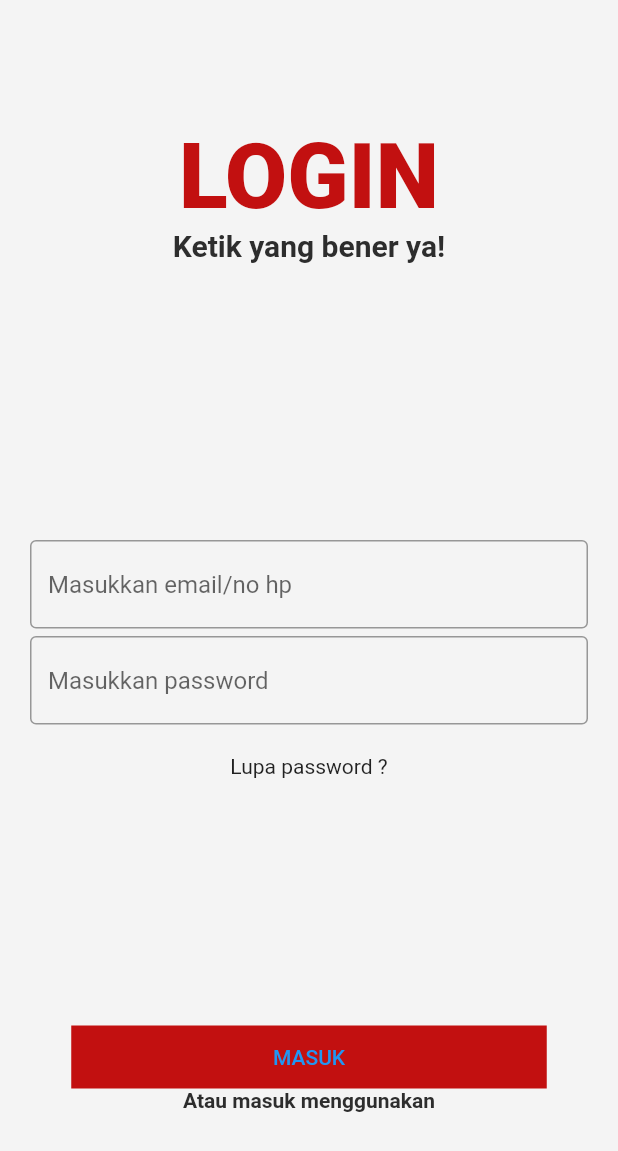
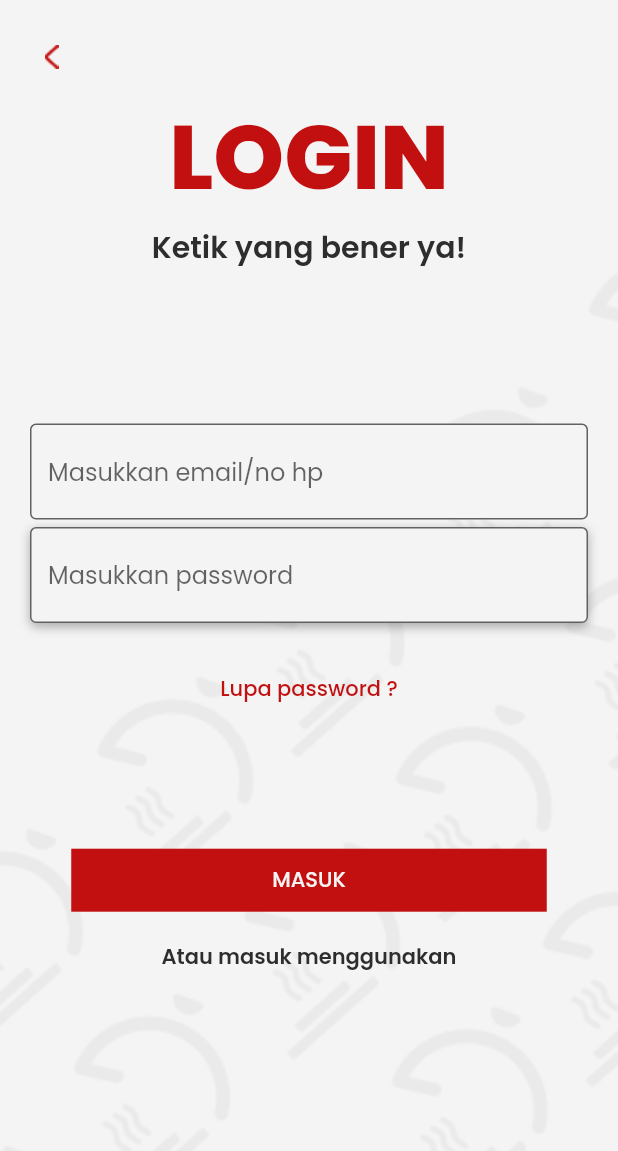
Before and after one commit to AriefLazuardi/delicate, a Flutter app: the screen it shows after launch, after a tap on "MULAI", on a phone screen of 412 x 824 dp. Shown: the top 1151 px of the screen. Run offline on Flutter 3.47's test engine with Material 2 defaults, Android fonts, the phone set to English and light mode, and no system bars.

Commit message:
perubahan fitur login dan menambah font poppins

```diff
--- a/lib/pages/Login/login.dart
+++ b/lib/pages/Login/login.dart
@@ -1,3 +1,4 @@
+import 'package:delicate/shared/shared.dart';
 import 'package:flutter/material.dart';
 
 class Login extends StatefulWidget {
@@ -11,62 +12,117 @@ class _LoginState extends State<Login> {
   @override
   Widget build(BuildContext context) {
     return Scaffold(
-      backgroundColor: Color(0xffF4F4F4),
-      body: Center(
+
+      backgroundColor: white,
+      body: ListView(
+        children: [
+          Stack(
+            children: [
+              Container(
+                width: MediaQuery.of(context).size.width,
+                height: MediaQuery.of(context).size.height,
+                alignment: Alignment.bottomCenter,
+                decoration: const  BoxDecoration(
+                  image: DecorationImage(image: AssetImage("assets/images/pattern.png"), fit: BoxFit.cover)
+                ),
+              ),
+
+              Container(
+                margin: EdgeInsets.only(top: 60),
                 child: Column(
                   mainAxisAlignment: MainAxisAlignment.spaceAround,
                   children: [
                     Column(
                       children: [
-                Text("LOGIN",style: TextStyle(fontSize: 60, fontWeight: FontWeight.w800, color: Color(0xffC21010)),),
-                Text("Ketik yang bener ya!", style: TextStyle( fontSize: 20, fontWeight: FontWeight.w600, color: Color(0xff2D2D2D)),),
+                        Text(
+                          "LOGIN",
+                          style: TextStyle(
+                              fontSize: 60,
+                              fontWeight: FontWeight.w800,
+                              color: primaryColor),
+                        ),
+                        Text(
+                          "Ketik yang bener ya!",
+                          style: TextStyle(
+                              fontSize: 20,
+                              fontWeight: FontWeight.w600,
+                              color: blackColor),
+                        ),
                       ],
                     ),
+                    SizedBox(height: MediaQuery.of(context).size.height * 0.1,),
                     Column(
                       children: [
                         Container(
                           padding: EdgeInsets.fromLTRB(20, 20, 20, 5),
                           child: TextFormField(
-                    decoration: InputDecoration(
-                      border: OutlineInputBorder(),
+                            decoration: InputDecoration(filled: true,fillColor: white,
+                                border: OutlineInputBorder(borderSide: BorderSide(width: 0.5,color: Colors.grey.shade100)),
                                 focusedBorder: OutlineInputBorder(
-                        borderSide: BorderSide(color: Colors.black87)
-                      ),
-                      hintText: "Masukkan email/no hp"
-                    ),
+                                    borderSide: BorderSide(color: Colors.grey)),
+                                hintText: "Masukkan email/no hp"),
                           ),
                         ),
                         Container(
-                  padding: EdgeInsets.fromLTRB(20, 0, 20, 20),
+                          decoration: BoxDecoration(
+                            borderRadius: BorderRadius.circular(4),
+                            boxShadow:[
+                            BoxShadow(color: Colors.black.withOpacity(0.3),offset: Offset(0,2),blurRadius: 5)
+                          ] ),
+                          margin: EdgeInsets.fromLTRB(20, 0, 20, 20),
                           child: TextFormField(
-                    decoration: InputDecoration(
-                      border: OutlineInputBorder(),
+                            decoration: InputDecoration(filled: true,fillColor: white,
+                                border: OutlineInputBorder(borderSide: BorderSide(width: 0.5,color: Colors.grey.shade100)),
                                 focusedBorder: OutlineInputBorder(
-                        borderSide: BorderSide(color: Colors.black87)
-                      ),
-                      hintText: "Masukkan password"
+                                    borderSide: BorderSide(color: Colors.grey)),
+                                hintText: "Masukkan password"),
                           ),
                         ),
-                ),
-                Text("Lupa password ?"),
+                        Container(
+                          child: TextButton(
+                              onPressed: () => Navigator.pushNamed(context, "/login"),
+                              child: Text(
+                                "Lupa password ?", style: TextStyle(color: primaryColor),
+                              )),
+                        )
                       ],
                     ),
-            Column(
+
+                    SizedBox(height: MediaQuery.of(context).size.height * 0.1,), Column(
                       children: [
                         Container(
-                  color: Color(0xffC21010),
+                          color: primaryColor,
                           width: 317,
                           height: 42,
                           child: TextButton(
                               onPressed: () => Navigator.pushNamed(context, "/login"),
-                  child: Text("MASUK",)),
+                              child: Text(
+                                "MASUK", style: TextStyle(color: white),
+                              )),
                         ),
-                Text("Atau masuk menggunakan", style: TextStyle( fontSize: 14, fontWeight: FontWeight.w600, color: Color(0xff2D2D2D)),),
+                        Container(margin: EdgeInsets.symmetric(vertical: 20),
+                          child: Text(
+                            "Atau masuk menggunakan",
+                            style: TextStyle(
+                                fontSize: 14,
+                                fontWeight: FontWeight.w600,
+                                color: Color(0xff2D2D2D)),
+                          ),
+                        ),
                       ],
                     ),
                   ],
                 ),
               ),
+        GestureDetector(
+            onTap: () =>Navigator.pop(context),
+            child: Container(
+              padding: EdgeInsets.all(30),
+              child: Image(image: AssetImage("assets/images/Vector.png"))),
+          )    ],
+          ),
+        ],
+      ),
     );
   }
 }
```
Also changed, not shown: pubspec.yaml (+21 -21 lines), assets/images/pattern.png (added). Lines whose indentation alone changed are shown as unchanged.
